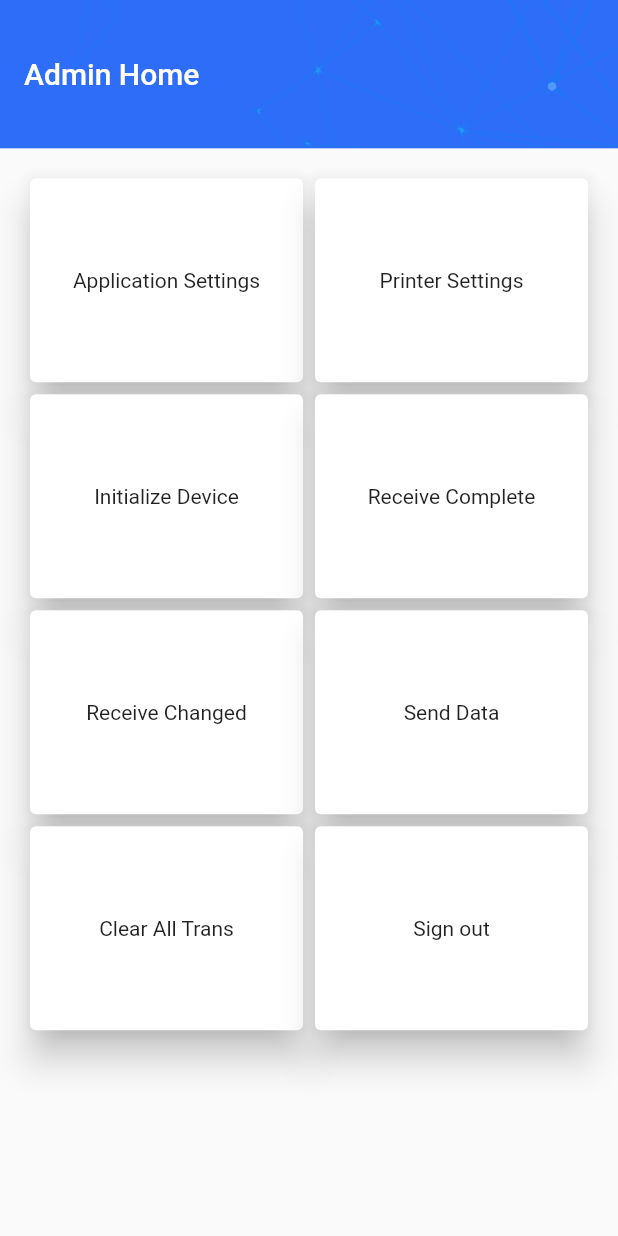
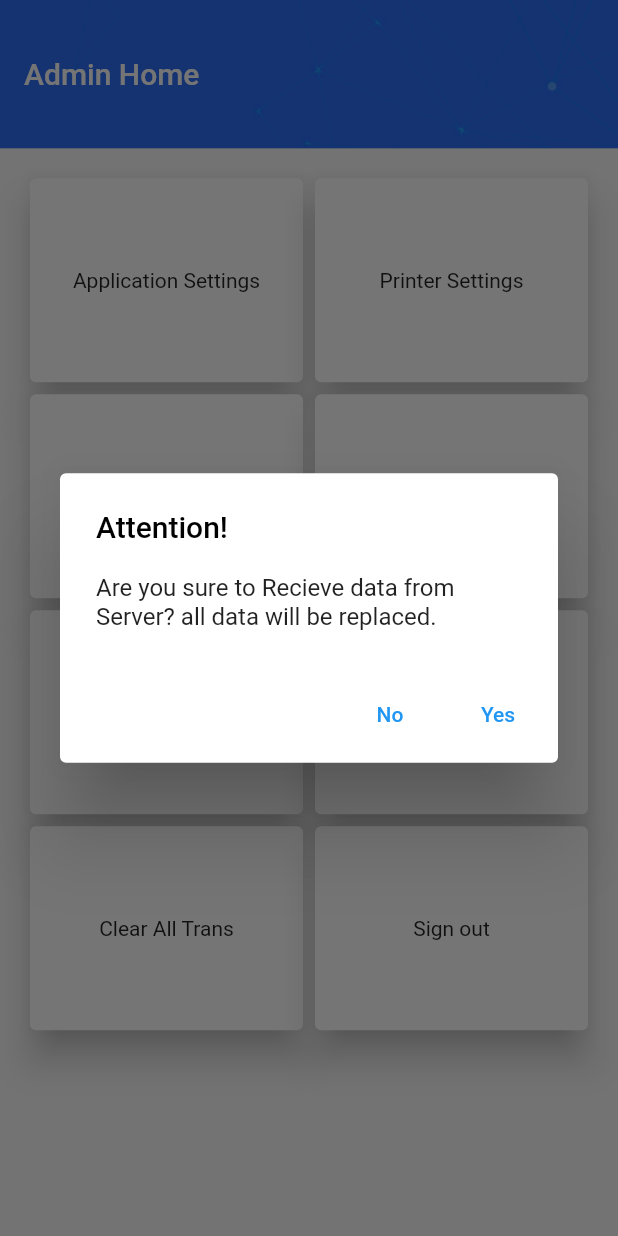
Before and after one commit to ztalha6/ZUL-ROUTE, a Flutter app: the AdminHomeView screen opened directly, after a tap on "Receive Complete", on a phone screen of 412 x 824 dp. Run offline on Flutter 3.47's test engine with Material 2 defaults, Android fonts, the phone set to English and light mode, and no system bars; our stand-ins replace flutter_spinkit, pinput, stacked; Roboto replaces fonts that are missing (Montserrat).

Commit message:
Admin side completed with no functionality.

```diff
--- a/lib/screens/admin_home/admin_home_view.dart
+++ b/lib/screens/admin_home/admin_home_view.dart
@@ -11,6 +11,35 @@ class AdminHomeView extends StatelessWidget {
   final String title;
 
   AdminHomeView({required this.title});
+  Future<void> _showDialog(BuildContext context,
+      {required String content,
+      required String title,
+      required Function function}) {
+    return showDialog(
+        context: context,
+        barrierDismissible: false,
+        builder: (bCtx) {
+          return AlertDialog(
+            title: Text("$title"),
+            content: Text("$content"),
+            actions: [
+              TextButton(
+                child: Text("No"),
+                onPressed: () {
+                  Navigator.pop(bCtx);
+                },
+              ),
+              TextButton(
+                child: Text("Yes"),
+                onPressed: () {
+                  function();
+                  Navigator.pop(bCtx);
+                },
+              )
+            ],
+          );
+        });
+  }
 
   @override
   Widget build(BuildContext context) {
@@ -62,7 +91,13 @@ class AdminHomeView extends StatelessWidget {
                     children: [
                       Expanded(
                         child: InkWell(
-                          onTap: () {},
+                          onTap: () {
+                            _showDialog(context,
+                                content:
+                                    "Are you sure to Initialize device, all data will be removed.",
+                                title: "Attention!",
+                                function: () {});
+                          },
                           child: Card(
                               elevation: 10,
                               child: Padding(
@@ -74,7 +109,13 @@ class AdminHomeView extends StatelessWidget {
                       ),
                       Expanded(
                         child: InkWell(
-                          onTap: () {},
+                          onTap: () {
+                            _showDialog(context,
+                                content:
+                                    "Are you sure to Recieve data from Server? all data will be replaced.",
+                                title: "Attention!",
+                                function: () {});
+                          },
                           child: Card(
                               elevation: 10,
                               child: Padding(
@@ -90,7 +131,13 @@ class AdminHomeView extends StatelessWidget {
                     children: [
                       Expanded(
                         child: InkWell(
-                          onTap: () {},
+                          onTap: () {
+                            _showDialog(context,
+                                content:
+                                    "Are you sure to Recieve data from Server? all data will be replaced.",
+                                title: "Attention!",
+                                function: () {});
+                          },
                           child: Card(
                               elevation: 10,
                               child: Padding(
@@ -102,7 +149,12 @@ class AdminHomeView extends StatelessWidget {
                       ),
                       Expanded(
                         child: InkWell(
-                          onTap: () {},
+                          onTap: () {
+                            _showDialog(context,
+                                content: "Are you sure to send data to Server?",
+                                title: "Attention!",
+                                function: () {});
+                          },
                           child: Card(
                               elevation: 10,
                               child: Padding(
@@ -118,7 +170,13 @@ class AdminHomeView extends StatelessWidget {
                     children: [
                       Expanded(
                         child: InkWell(
-                          onTap: () {},
+                          onTap: () {
+                            _showDialog(context,
+                                content:
+                                    "Are you sure, you want to remove inventory items?",
+                                title: "Attention!",
+                                function: () {});
+                          },
                           child: Card(
                               elevation: 10,
                               child: Padding(
```
